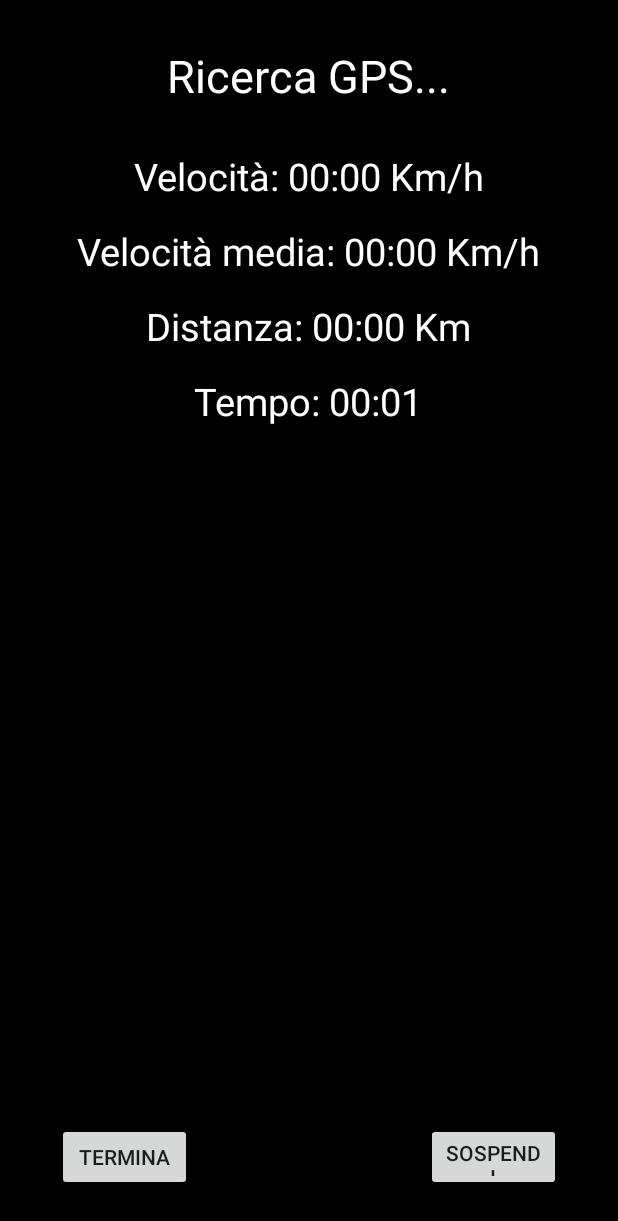
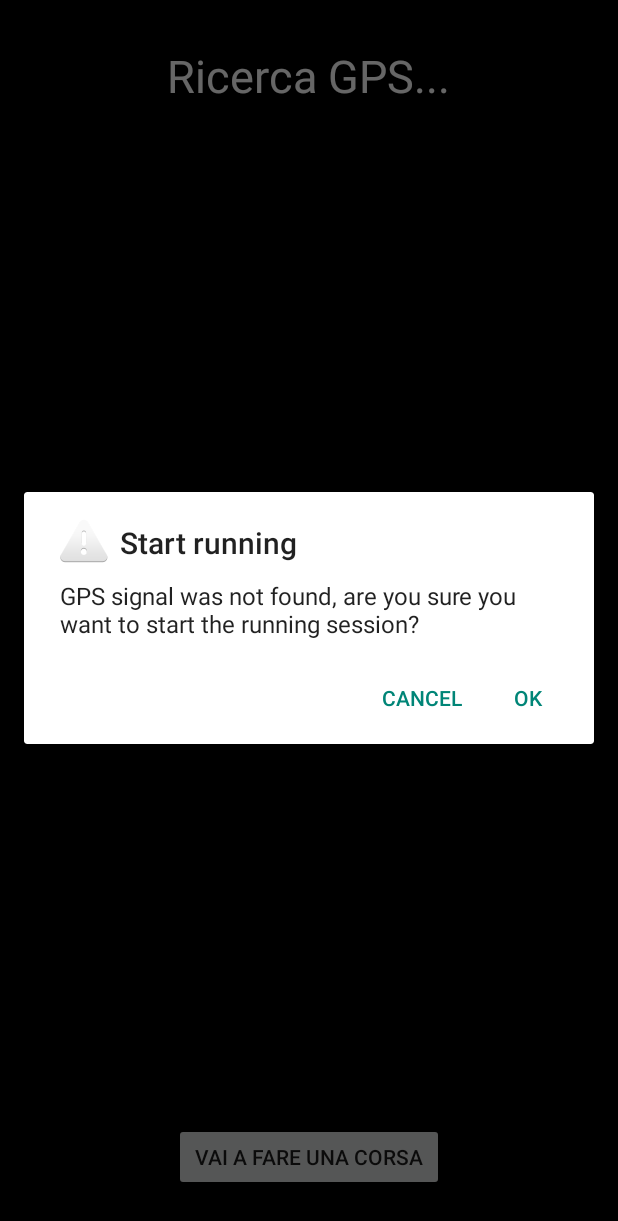
Before and after one commit to sasadangelo/Running, an Android app: the screen it shows after launch (RunningActivity before the commit, StartActivity after it), after a tap on "VAI A FARE UNA CORSA", on a phone screen of 412 x 824 dp. Shown: the top 1221 px of the screen. Run offline under Robolectric (Android 15) with nearby library versions, the phone set to English and light mode, and no system bars.

Commit message:
Added Enabling GPS.

```diff
--- a/app/src/main/AndroidManifest.xml
+++ b/app/src/main/AndroidManifest.xml
@@ -8,7 +8,7 @@
             android:label="@string/app_name" >
         </activity>
         <activity
-            android:name=".StartActivity2"
+            android:name=".StartActivity"
             android:label="@string/app_name" >
             <intent-filter>
                 <action android:name="android.intent.action.MAIN" />
--- a/app/src/main/java/running/org/running/GPSResource.java
+++ b/app/src/main/java/running/org/running/GPSResource.java
@@ -15,15 +15,18 @@ public class GPSResource extends Resource {
     private LocationManager locationManager = null;
     private LocationListener locationListener = null;
 
+    //private boolean gpsFixAcquired = false;
+    //private Location oldLocation = null;
+
     // If the location provided has an accurancy <= ACCURACY (10 meter) the location will be
     // considered, otherwise it will be discarded
-    private final float ACCURACY = 10;
+    private final float FIX_ACCURACY = 10;
 
     // If the GPS signal comes at least from 2 satellites, it can be considered good.
-    private final int SATELLITES = 2;
+    private final int FIX_SATELLITES = 2;
 
     // If the GPS signal comes within 3 seconds, it will be considered good enough
-    private final int mFixTime = 3;
+    private final int FIX_TIME = 3;
 
     public static GPSResource getInstance() {
         Log.i(LOG_TAG, "getInstance -- begin");
@@ -40,6 +43,14 @@ public class GPSResource extends Resource {
         locationListener = new LocationListener() {
             @Override
             public void onLocationChanged(final Location location) {
+                //oldLocation = location;
+                //if (location.hasAccuracy() && location.getAccuracy() < FIX_ACCURACY) {
+                //    gpsFixAcquired = true;
+                //} else if (oldLocation != null && (location.getTime() - oldLocation.getTime()) <= (1000 * FIX_TIME)) {
+                //    gpsFixAcquired = true;
+                //} else if (mKnownSatellites >= FIX_SATELLITES) {
+                //    gpsFixAcquired = true;
+                //}
                 setState(location);
             }
 
@@ -61,9 +72,15 @@ public class GPSResource extends Resource {
         }
     }
 
-    public boolean isGPSenabled() {
-        Log.i(LOG_TAG, "isGPSenabled -- begin");
+    public boolean isGPSEnabled() {
+        Log.i(LOG_TAG, "isGPSEnabled -- begin");
         return locationManager.isProviderEnabled(LocationManager.GPS_PROVIDER);
+    }
+
+    public boolean isGPSFixAcquired() {
+        Log.i(LOG_TAG, "isGPSFixAcquired -- begin");
+        //return gpsFixAcquired;
+        return false;
     }
 
     public void destroy() {
--- a/app/src/main/java/running/org/running/RunningActivity.java
+++ b/app/src/main/java/running/org/running/RunningActivity.java
@@ -78,7 +78,7 @@ public class RunningActivity extends Activity implements Observer {
         stopButton.setOnClickListener(new View.OnClickListener() {
             public void onClick(View view) {
                 customHandler.removeCallbacks(updateTimerThread);
-                Intent intent = new Intent(RunningActivity.this, StartActivity2.class);
+                Intent intent = new Intent(RunningActivity.this, StartActivity.class);
                 intent.putExtra(TIME_MESSAGE, timerValue.getText().toString());
                 intent.putExtra(SPEED_MESSAGE, speedValue.getText().toString());
                 intent.putExtra(AVERAGE_SPEED_MESSAGE, averageSpeedValue.getText().toString());
--- a/app/src/main/java/running/org/running/StartActivity2.java
+++ b/app/src/main/java/running/org/running/StartActivity.java
@@ -19,8 +19,8 @@ import android.widget.TextView;
 import android.content.Intent;
 import android.provider.Settings;
 
-public class StartActivity2 extends Activity implements Observer {
-    private static final String LOG_TAG = "StartActivity2";
+public class StartActivity extends Activity implements Observer {
+    private static final String LOG_TAG = "StartActivity";
     private static final int REQUEST_CODE = 0;
 
     private Button startButton;
@@ -39,7 +39,7 @@ public class StartActivity2 extends Activity implements Observer {
     public void onCreate(Bundle savedInstanceState) {
         Log.i(LOG_TAG, "onCreate -- begin");
         super.onCreate(savedInstanceState);
-        setContentView(R.layout.activity_start_activity2);
+        setContentView(R.layout.activity_start_activity);
 
         startButton = (Button) findViewById(R.id.startButton);
         enableGPS = (Button) findViewById(R.id.enableGPSButton);
@@ -64,7 +64,7 @@ public class StartActivity2 extends Activity implements Observer {
         gpsResource.attach(this);
         //gpsResource.startListening();
 
-        if (gpsResource.isGPSenabled()) {
+        if (gpsResource.isGPSEnabled()) {
             ((TextView) findViewById(R.id.infoMessage)).setText(getString(R.string.info));
             enableGPS.setVisibility(View.GONE);
             startButton.setVisibility(View.VISIBLE);
@@ -98,7 +98,7 @@ public class StartActivity2 extends Activity implements Observer {
     public boolean onCreateOptionsMenu(Menu menu) {
         Log.i(LOG_TAG, "onCreateOptionsMenu -- begin");
         MenuInflater inflater = getMenuInflater();
-        inflater.inflate(R.menu.menu_start_activity2, menu);
+        inflater.inflate(R.menu.menu_start_activity, menu);
 
         return true;
     }
@@ -133,8 +133,29 @@ public class StartActivity2 extends Activity implements Observer {
     /** Called when the user clicks the Start button */
     public void startRunning(View view) {
         Log.i(LOG_TAG, "startRunning -- begin");
-        Intent intent = new Intent(this, RunningActivity.class);
-        startActivity(intent);
+
+        if (!GPSResource.getInstance().isGPSFixAcquired()) {
+            try {
+                new AlertDialog.Builder(StartActivity.this)
+                        .setTitle("Start running")
+                        .setMessage("GPS signal was not found, are you sure you want to start the running session?")
+                        .setPositiveButton(android.R.string.yes, new DialogInterface.OnClickListener() {
+                            public void onClick(DialogInterface dialog, int which) {
+                                Intent intent = new Intent(StartActivity.this, RunningActivity.class);
+                                startActivity(intent);
+                            }
+                        })
+                        .setNegativeButton(android.R.string.no, new DialogInterface.OnClickListener() {
+                            public void onClick(DialogInterface dialog, int which) {
+                                // do nothing
+                            }
+                        })
+                        .setIcon(android.R.drawable.ic_dialog_alert)
+                        .show();
+            } catch(Throwable e) {
+                e.printStackTrace();
+            }
+        }
     }
 
     /** Called when the user clicks the Enable GPS button */
@@ -150,7 +171,7 @@ public class StartActivity2 extends Activity implements Observer {
         super.onActivityResult(requestCode, resultCode, data);
 
         if(requestCode == REQUEST_CODE) {
-            if (gpsResource.isGPSenabled()) {
+            if (gpsResource.isGPSEnabled()) {
                 ((TextView) findViewById(R.id.infoMessage)).setText(getString(R.string.info));
                 enableGPS.setVisibility(View.GONE);
                 startButton.setVisibility(View.VISIBLE);
--- a/app/src/main/res/menu/menu_start_activity2.xml
+++ b/app/src/main/res/menu/menu_start_activity.xml
@@ -1,7 +1,7 @@
 <menu xmlns:android="http://schemas.android.com/apk/res/android"
     xmlns:app="http://schemas.android.com/apk/res-auto"
     xmlns:tools="http://schemas.android.com/tools"
-    tools:context="running.org.running.StartActivity2">
+    tools:context="running.org.running.StartActivity">
 
     <item
         android:id="@+id/menu_settings"
```
Also changed, not shown: app/src/main/res/layout/activity_start_activity.xml (renamed from app/src/main/res/layout/activity_start_activity2.xml), 1 other file.
